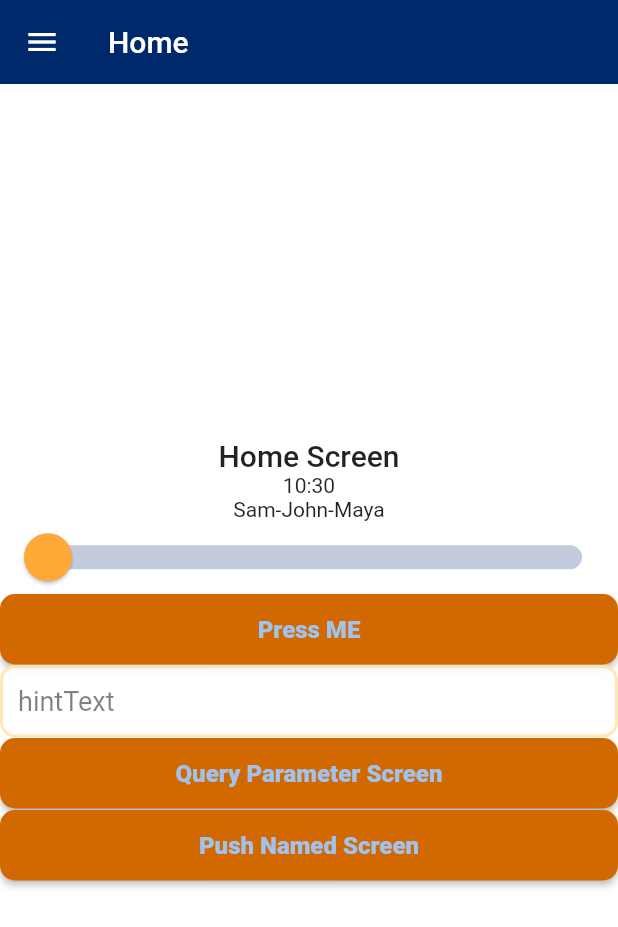
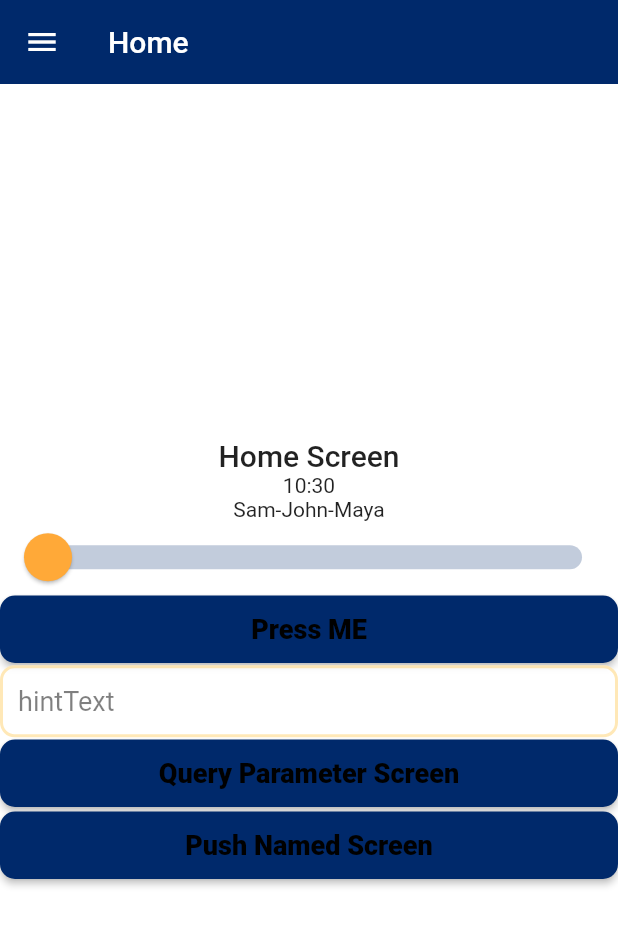
Before and after one commit to nahidnsu152/patternPod, a Flutter app: the HomeScreen screen opened directly, on a phone screen of 412 x 824 dp. Shown: the top 927 px of the screen. Run offline on Flutter 3.47's test engine with Material 2 defaults, Android fonts, the phone set to English and light mode, and no system bars; our stand-ins replace bot_toast, cached_network_image, dropdown_button2, equatable, eva_icons_flutter, flex_color_scheme and 14 more; missing offline and left inert: flutter_easylogger, flutter_inappwebview; accounts and stored records are empty.

Commit message:
Buttons updated

```diff
--- a/lib/widgets/k_buttons.dart
+++ b/lib/widgets/k_buttons.dart
@@ -12,40 +12,28 @@ class KElevatedButton extends HookConsumerWidget {
     required this.text,
     this.backgroundColor,
     this.foregroundColor,
-    this.loading,
   }) : super(key: key);
 
   final String text;
   final Color? backgroundColor;
   final Color? foregroundColor;
   final VoidCallback? onPressed;
-  final bool? loading;
 
   @override
   Widget build(BuildContext context, WidgetRef ref) {
     return ElevatedButton(
       style: ElevatedButton.styleFrom(
         foregroundColor: foregroundColor ?? context.color.shadow,
-        backgroundColor: backgroundColor ?? context.color.secondary,
-        minimumSize: Size.fromHeight(48.h),
+        backgroundColor: backgroundColor ?? context.color.primary,
+        minimumSize: Size.fromHeight(46.h),
       ),
       onPressed: onPressed,
-      child: (loading != null && loading!)
-          ? SizedBox(
-              height: 30.h,
-              width: 30.h,
-              child: CircularProgressIndicator(
-                valueColor: AlwaysStoppedAnimation<Color>(
-                  foregroundColor ?? context.color.primary,
-                ),
-              ),
-            )
-          : Text(
+      child: Text(
         text,
         style: context.button.copyWith(
-                color: foregroundColor ?? context.color.primaryContainer,
+          color: foregroundColor ?? context.color.shadow,
           fontWeight: FontWeight.w800,
-                fontSize: Dimensions.defaultTextSize,
+          fontSize: Dimensions.mediumTextSize,
         ),
       ),
     );
@@ -59,7 +47,6 @@ class KOutlinedButton extends HookConsumerWidget {
     required this.text,
     this.backgroundColor,
     this.foregroundColor,
-    this.loading,
   }) : super(key: key);
 
   final String text;
@@ -67,7 +54,6 @@ class KOutlinedButton extends HookConsumerWidget {
   final Color? backgroundColor;
   final Color? foregroundColor;
   final VoidCallback onPressed;
-  final ValueNotifier<bool>? loading;
 
   @override
   Widget build(BuildContext context, WidgetRef ref) {
@@ -80,21 +66,10 @@ class KOutlinedButton extends HookConsumerWidget {
           foregroundColor: MaterialStateProperty.all(foregroundColor),
         ),
         onPressed: onPressed,
-        child: (loading != null && loading!.value)
-            ? SizedBox(
-                height: 30.h,
-                width: 30.h,
-                child: CircularProgressIndicator(
-                  valueColor: AlwaysStoppedAnimation<Color>(
-                    foregroundColor ?? Theme.of(context).colorScheme.secondary,
-                  ),
-                ),
-              )
-            : Text(
+        child: Text(
           text,
           style: Theme.of(context).textTheme.labelLarge!.copyWith(
-                      color: foregroundColor ??
-                          Theme.of(context).colorScheme.primary,
+                color: foregroundColor ?? Theme.of(context).colorScheme.primary,
                 fontWeight: FontWeight.bold,
                 fontSize: 16.sp,
               ),
```
Lines whose indentation alone changed are shown as unchanged.
